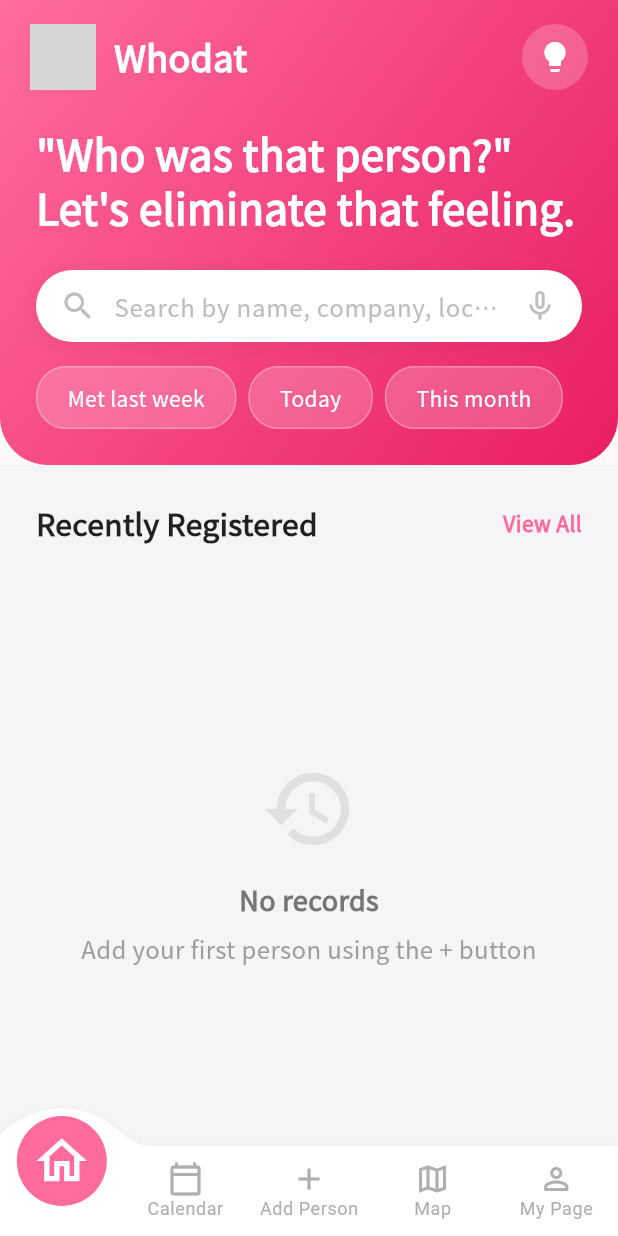
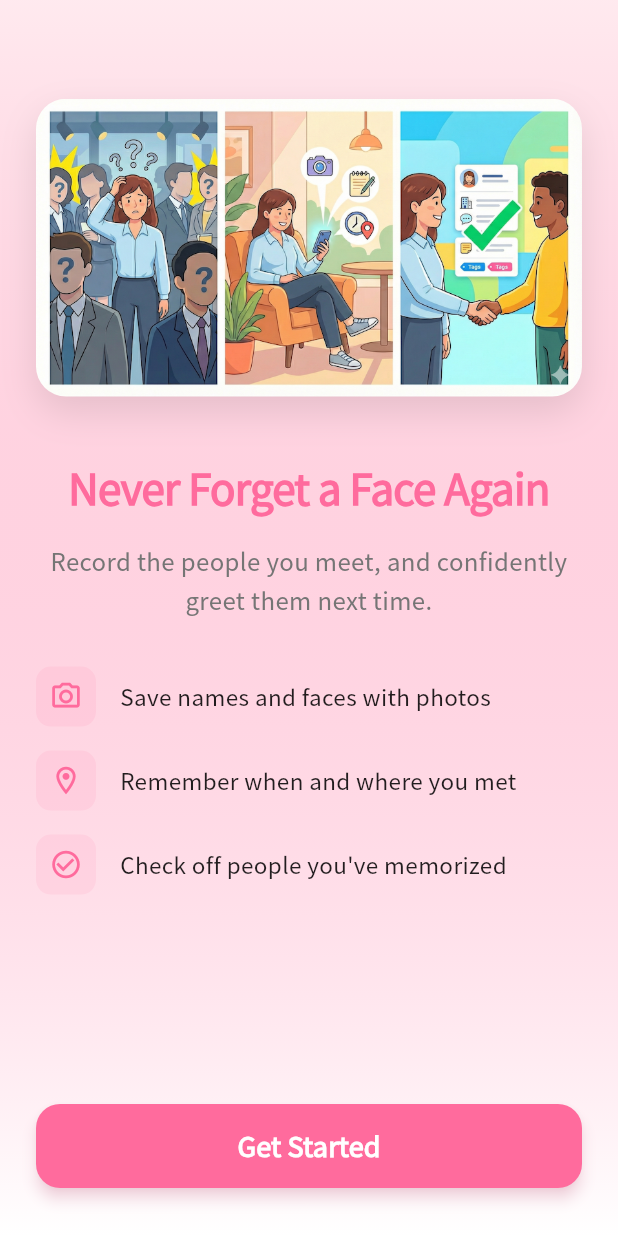
Before and after one commit to shiren358/whodat, a Flutter app: the screen it shows after launch, on a phone screen of 412 x 824 dp. Run offline on Flutter 3.47's test engine with Material 3 defaults, Android fonts, the phone set to English and light mode, and no system bars; drawn by our look-alikes of convex_bottom_bar; our stand-ins replace firebase_analytics, firebase_core, firebase_crashlytics, flutter_secure_storage, geocoding, geolocator and 6 more; missing offline and left inert: new_version_plus; accounts and stored records are empty; grey boxes are pictures that could not be loaded.

Commit message:
オンボーディング追加

```diff
--- a/lib/l10n/app_en.arb
+++ b/lib/l10n/app_en.arb
@@ -807,5 +807,11 @@
   "thisMonth": "This month",
   "themeSettings": "Theme Settings",
   "selectThemeColor": "Choose your favorite theme color",
-  "themePreview": "Preview"
+  "themePreview": "Preview",
+  "onboardingTitle": "Never Forget a Face Again",
+  "onboardingSubtitle": "Record the people you meet, and confidently greet them next time.",
+  "onboardingFeature1": "Save names and faces with photos",
+  "onboardingFeature2": "Remember when and where you met",
+  "onboardingFeature3": "Check off people you've memorized",
+  "onboardingButton": "Get Started"
 }
--- a/lib/l10n/app_ja.arb
+++ b/lib/l10n/app_ja.arb
@@ -218,5 +218,11 @@
   "thisMonth": "今月",
   "themeSettings": "テーマ設定",
   "selectThemeColor": "お好きなテーマカラーを選んでください",
-  "themePreview": "プレビュー"
+  "themePreview": "プレビュー",
+  "onboardingTitle": "「あの人、誰だっけ？」\nをなくそう",
+  "onboardingSubtitle": "出会った人を記録して、次に会った時に自信を持って挨拶しよう。",
+  "onboardingFeature1": "写真で名前と顔を記録",
+  "onboardingFeature2": "いつ、どこで会ったかを覚えておく",
+  "onboardingFeature3": "覚えた人にチェックマーク",
+  "onboardingButton": "はじめる"
 }
--- a/lib/l10n/app_localizations.dart
+++ b/lib/l10n/app_localizations.dart
@@ -1387,6 +1387,42 @@ abstract class AppLocalizations {
   /// In en, this message translates to:
   /// **'Preview'**
   String get themePreview;
+
+  /// No description provided for @onboardingTitle.
+  ///
+  /// In en, this message translates to:
+  /// **'Never Forget a Face Again'**
+  String get onboardingTitle;
+
+  /// No description provided for @onboardingSubtitle.
+  ///
+  /// In en, this message translates to:
+  /// **'Record the people you meet, and confidently greet them next time.'**
+  String get onboardingSubtitle;
+
+  /// No description provided for @onboardingFeature1.
+  ///
+  /// In en, this message translates to:
+  /// **'Save names and faces with photos'**
+  String get onboardingFeature1;
+
+  /// No description provided for @onboardingFeature2.
+  ///
+  /// In en, this message translates to:
+  /// **'Remember when and where you met'**
+  String get onboardingFeature2;
+
+  /// No description provided for @onboardingFeature3.
+  ///
+  /// In en, this message translates to:
+  /// **'Check off people you\'ve memorized'**
+  String get onboardingFeature3;
+
+  /// No description provided for @onboardingButton.
+  ///
+  /// In en, this message translates to:
+  /// **'Get Started'**
+  String get onboardingButton;
 }
 
 class _AppLocalizationsDelegate
--- a/lib/l10n/app_localizations_en.dart
+++ b/lib/l10n/app_localizations_en.dart
@@ -703,4 +703,23 @@ class AppLocalizationsEn extends AppLocalizations {
 
   @override
   String get themePreview => 'Preview';
+
+  @override
+  String get onboardingTitle => 'Never Forget a Face Again';
+
+  @override
+  String get onboardingSubtitle =>
+      'Record the people you meet, and confidently greet them next time.';
+
+  @override
+  String get onboardingFeature1 => 'Save names and faces with photos';
+
+  @override
+  String get onboardingFeature2 => 'Remember when and where you met';
+
+  @override
+  String get onboardingFeature3 => 'Check off people you\'ve memorized';
+
+  @override
+  String get onboardingButton => 'Get Started';
 }
--- a/lib/l10n/app_localizations_ja.dart
+++ b/lib/l10n/app_localizations_ja.dart
@@ -688,4 +688,22 @@ class AppLocalizationsJa extends AppLocalizations {
 
   @override
   String get themePreview => 'プレビュー';
+
+  @override
+  String get onboardingTitle => '「あの人、誰だっけ？」\nをなくそう';
+
+  @override
+  String get onboardingSubtitle => '出会った人を記録して、次に会った時に自信を持って挨拶しよう。';
+
+  @override
+  String get onboardingFeature1 => '写真で名前と顔を記録';
+
+  @override
+  String get onboardingFeature2 => 'いつ、どこで会ったかを覚えておく';
+
+  @override
+  String get onboardingFeature3 => '覚えた人にチェックマーク';
+
+  @override
+  String get onboardingButton => 'はじめる';
 }
--- a/lib/main.dart
+++ b/lib/main.dart
@@ -13,6 +13,7 @@ import 'providers/theme_provider.dart';
 import 'l10n/app_localizations.dart';
 // import 'utils/dummy_data_generator.dart';
 import 'views/home_view.dart';
+import 'views/onboarding_view.dart';
 
 void main() async {
   WidgetsFlutterBinding.ensureInitialized();
@@ -80,7 +81,7 @@ class _MyAppState extends State<MyApp> {
                 WidgetsBinding.instance.addPostFrameCallback((_) {
                   themeProvider.loadThemeColor();
                 });
-                return const HomeView();
+                return const AppEntryPoint();
               },
             ),
           );
@@ -94,3 +95,72 @@ class _MyAppState extends State<MyApp> {
     analytics: analytics,
   );
 }
+
+class AppEntryPoint extends StatefulWidget {
+  const AppEntryPoint({super.key});
+
+  @override
+  State<AppEntryPoint> createState() => _AppEntryPointState();
+}
+
+class _AppEntryPointState extends State<AppEntryPoint> {
+  bool? _showOnboarding;
+
+  @override
+  void initState() {
+    super.initState();
+    _checkOnboarding();
+  }
+
+  Future<void> _checkOnboarding() async {
+    final shouldShow = await OnboardingView.shouldShowOnboarding();
+    if (mounted) {
+      setState(() {
+        _showOnboarding = shouldShow;
+      });
+    }
+  }
+
+  @override
+  Widget build(BuildContext context) {
+    // まだチェック中の場合はスプラッシュ風の画面を表示
+    if (_showOnboarding == null) {
+      return Consumer<ThemeProvider>(
+        builder: (context, themeProvider, child) {
+          return Scaffold(
+            body: Container(
+              decoration: BoxDecoration(
+                gradient: LinearGradient(
+                  begin: Alignment.topLeft,
+                  end: Alignment.bottomRight,
+                  colors: [
+                    themeProvider.themeColor,
+                    themeProvider.getGradientEndColor(),
+                  ],
+                ),
+              ),
+              child: const Center(
+                child: CircularProgressIndicator(
+                  color: Colors.white,
+                ),
+              ),
+            ),
+          );
+        },
+      );
+    }
+
+    // オンボーディングを表示するかどうか
+    if (_showOnboarding!) {
+      return OnboardingView(
+        onComplete: () {
+          setState(() {
+            _showOnboarding = false;
+          });
+        },
+      );
+    }
+
+    return const HomeView();
+  }
+}
--- a/lib/views/home_view.dart
+++ b/lib/views/home_view.dart
@@ -197,6 +197,14 @@ class _HomeViewState extends State<HomeView> with TickerProviderStateMixin {
         return Column(
           key: const ValueKey('home'),
           children: [
+            ClipRRect(
+              borderRadius: const BorderRadius.only(
+                bottomLeft: Radius.circular(32),
+                bottomRight: Radius.circular(32),
+              ),
+              child: Stack(
+                children: [
+                  // グラデーション背景
                   Container(
                     decoration: BoxDecoration(
                       gradient: LinearGradient(
@@ -207,16 +215,48 @@ class _HomeViewState extends State<HomeView> with TickerProviderStateMixin {
                           themeProvider.getGradientEndColor(),
                         ],
                       ),
-                borderRadius: const BorderRadius.only(
-                  bottomLeft: Radius.circular(32),
-                  bottomRight: Radius.circular(32),
-                ),
                     ),
                     child: SafeArea(
                       bottom: false,
                       child: Column(
-                  children: [_buildTopBar(context), _buildHeroSection(context)],
+                        children: [
+                          _buildTopBar(context),
+                          _buildHeroSection(context),
+                        ],
                       ),
+                    ),
+                  ),
+                  // 装飾パターン - 右上の円
+                  Positioned(
+                    right: -30,
+                    top: -30,
+                    child: IgnorePointer(
+                      child: Container(
+                        width: 150,
+                        height: 150,
+                        decoration: BoxDecoration(
+                          shape: BoxShape.circle,
+                          color: Colors.white.withValues(alpha: 0.1),
+                        ),
+                      ),
+                    ),
+                  ),
+                  // 装飾パターン - 右下の円
+                  Positioned(
+                    right: 40,
+                    bottom: -50,
+                    child: IgnorePointer(
+                      child: Container(
+                        width: 120,
+                        height: 120,
+                        decoration: BoxDecoration(
+                          shape: BoxShape.circle,
+                          color: Colors.white.withValues(alpha: 0.08),
+                        ),
+                      ),
+                    ),
+                  ),
+                ],
               ),
             ),
             Expanded(child: _buildRecentSection(context)),
--- /dev/null
+++ b/lib/views/onboarding_view.dart
@@ -0,0 +1,232 @@
+import 'package:flutter/material.dart';
+import 'package:flutter_secure_storage/flutter_secure_storage.dart';
+import 'package:provider/provider.dart';
+import '../providers/theme_provider.dart';
+import '../l10n/l10n.dart';
+
+class OnboardingView extends StatefulWidget {
+  final VoidCallback onComplete;
+
+  const OnboardingView({super.key, required this.onComplete});
+
+  static const String _onboardingCompletedKey = 'onboarding_completed';
+  static const _storage = FlutterSecureStorage();
+
+  static Future<bool> shouldShowOnboarding() async {
+    final completed = await _storage.read(key: _onboardingCompletedKey);
+    return completed != 'true';
+  }
+
+  static Future<void> markOnboardingCompleted() async {
+    await _storage.write(key: _onboardingCompletedKey, value: 'true');
+  }
+
+  @override
+  State<OnboardingView> createState() => _OnboardingViewState();
+}
+
+class _OnboardingViewState extends State<OnboardingView>
+    with SingleTickerProviderStateMixin {
+  late AnimationController _animationController;
+  late Animation<double> _fadeAnimation;
+  late Animation<Offset> _slideAnimation;
+
+  @override
+  void initState() {
+    super.initState();
+    _animationController = AnimationController(
+      duration: const Duration(milliseconds: 800),
+      vsync: this,
+    );
+    _fadeAnimation = Tween<double>(
+      begin: 0.0,
+      end: 1.0,
+    ).animate(CurvedAnimation(
+      parent: _animationController,
+      curve: const Interval(0.0, 0.6, curve: Curves.easeOut),
+    ));
+    _slideAnimation = Tween<Offset>(
+      begin: const Offset(0, 0.2),
+      end: Offset.zero,
+    ).animate(CurvedAnimation(
+      parent: _animationController,
+      curve: const Interval(0.2, 1.0, curve: Curves.easeOut),
+    ));
+    _animationController.forward();
+  }
+
+  @override
+  void dispose() {
+    _animationController.dispose();
+    super.dispose();
+  }
+
+  Future<void> _handleGetStarted() async {
+    await OnboardingView.markOnboardingCompleted();
+    await _animationController.reverse();
+    widget.onComplete();
+  }
+
+  @override
+  Widget build(BuildContext context) {
+    return Consumer<ThemeProvider>(
+      builder: (context, themeProvider, child) {
+        return Scaffold(
+          body: Container(
+            decoration: BoxDecoration(
+              gradient: LinearGradient(
+                begin: Alignment.topCenter,
+                end: Alignment.bottomCenter,
+                colors: [
+                  themeProvider.themeColor.withValues(alpha: 0.1),
+                  Colors.white,
+                ],
+              ),
+            ),
+            child: SafeArea(
+              child: FadeTransition(
+                opacity: _fadeAnimation,
+                child: SlideTransition(
+                  position: _slideAnimation,
+                  child: Padding(
+                    padding: const EdgeInsets.symmetric(horizontal: 24),
+                    child: Column(
+                      children: [
+                        const Spacer(flex: 1),
+                        // イメージ画像
+                        Container(
+                          decoration: BoxDecoration(
+                            borderRadius: BorderRadius.circular(20),
+                            boxShadow: [
+                              BoxShadow(
+                                color: Colors.black.withValues(alpha: 0.1),
+                                blurRadius: 20,
+                                offset: const Offset(0, 10),
+                              ),
+                            ],
+                          ),
+                          child: ClipRRect(
+                            borderRadius: BorderRadius.circular(20),
+                            child: Image.asset(
+                              'assets/images/onboarding.png',
+                              fit: BoxFit.contain,
+                            ),
+                          ),
+                        ),
+                        const SizedBox(height: 40),
+                        // タイトル
+                        Text(
+                          S.of(context)!.onboardingTitle,
+                          style: TextStyle(
+                            fontSize: 28,
+                            fontWeight: FontWeight.bold,
+                            color: themeProvider.themeColor,
+                            letterSpacing: -0.5,
+                          ),
+                          textAlign: TextAlign.center,
+                        ),
+                        const SizedBox(height: 16),
+                        // サブタイトル
+                        Text(
+                          S.of(context)!.onboardingSubtitle,
+                          style: TextStyle(
+                            fontSize: 16,
+                            color: Colors.grey[600],
+                            height: 1.6,
+                          ),
+                          textAlign: TextAlign.center,
+                        ),
+                        const SizedBox(height: 24),
+                        // 特徴リスト
+                        _buildFeatureItem(
+                          icon: Icons.camera_alt_outlined,
+                          text: S.of(context)!.onboardingFeature1,
+                          themeColor: themeProvider.themeColor,
+                        ),
+                        _buildFeatureItem(
+                          icon: Icons.location_on_outlined,
+                          text: S.of(context)!.onboardingFeature2,
+                          themeColor: themeProvider.themeColor,
+                        ),
+                        _buildFeatureItem(
+                          icon: Icons.check_circle_outline,
+                          text: S.of(context)!.onboardingFeature3,
+                          themeColor: themeProvider.themeColor,
+                        ),
+                        const Spacer(flex: 2),
+                        // 始めるボタン
+                        SizedBox(
+                          width: double.infinity,
+                          height: 56,
+                          child: ElevatedButton(
+                            onPressed: _handleGetStarted,
+                            style: ElevatedButton.styleFrom(
+                              backgroundColor: themeProvider.themeColor,
+                              foregroundColor: Colors.white,
+                              shape: RoundedRectangleBorder(
+                                borderRadius: BorderRadius.circular(16),
+                              ),
+                              elevation: 4,
+                              shadowColor:
+                                  themeProvider.themeColor.withValues(alpha: 0.4),
+                            ),
+                            child: Text(
+                              S.of(context)!.onboardingButton,
+                              style: const TextStyle(
+                                fontSize: 18,
+                                fontWeight: FontWeight.bold,
+                              ),
+                            ),
+                          ),
+                        ),
+                        const SizedBox(height: 32),
+                      ],
+                    ),
+                  ),
+                ),
+              ),
+            ),
+          ),
+        );
+      },
+    );
+  }
+
+  Widget _buildFeatureItem({
+    required IconData icon,
+    required String text,
+    required Color themeColor,
+  }) {
+    return Padding(
+      padding: const EdgeInsets.symmetric(vertical: 8),
+      child: Row(
+        children: [
+          Container(
+            width: 40,
+            height: 40,
+            decoration: BoxDecoration(
+              color: themeColor.withValues(alpha: 0.1),
+              borderRadius: BorderRadius.circular(10),
+            ),
+            child: Icon(
+              icon,
+              color: themeColor,
+              size: 22,
+            ),
+          ),
+          const SizedBox(width: 16),
+          Expanded(
+            child: Text(
+              text,
+              style: const TextStyle(
+                fontSize: 15,
+                fontWeight: FontWeight.w500,
+                color: Colors.black87,
+              ),
+            ),
+          ),
+        ],
+      ),
+    );
+  }
+}
```
Also changed, not shown: assets/images/onboarding.png (added). Lines whose indentation alone changed are shown as unchanged.
